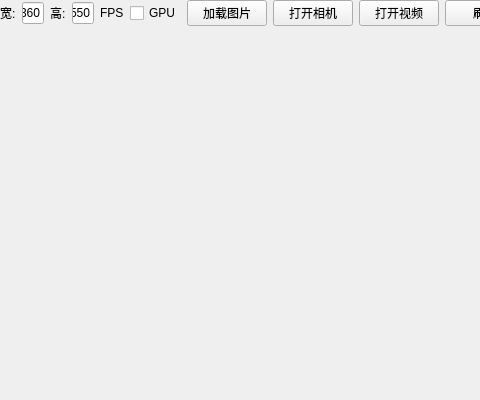
The window that testopencv/src/testqtopencv/testqtopencv.ui (chenyue0102/mytestchenyue) describes before a commit, drawn with Qt 5; both pictures show x 0 to 480 and y 0 to 400 of the 1127 by 400 pixel window.
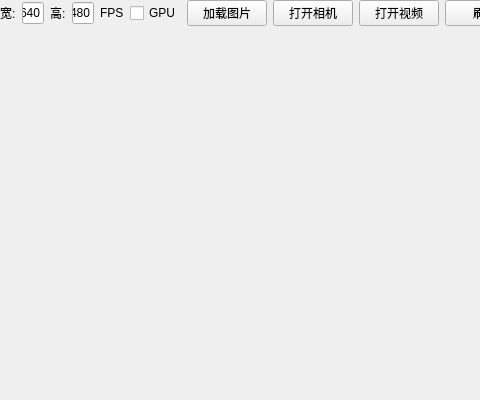
The same window after the commit.

```diff
--- a/testopencv/src/testqtopencv/testqtopencv.ui
+++ b/testopencv/src/testqtopencv/testqtopencv.ui
@@ -6,7 +6,7 @@
    <rect>
     <x>0</x>
     <y>0</y>
-    <width>1062</width>
+    <width>1072</width>
     <height>400</height>
    </rect>
   </property>
@@ -63,7 +63,7 @@
          </size>
         </property>
         <property name="text">
-         <string>360</string>
+         <string>640</string>
         </property>
         <property name="maxLength">
          <number>3</number>
@@ -86,7 +86,7 @@
          </size>
         </property>
         <property name="text">
-         <string>550</string>
+         <string>480</string>
         </property>
         <property name="maxLength">
          <number>3</number>
```
